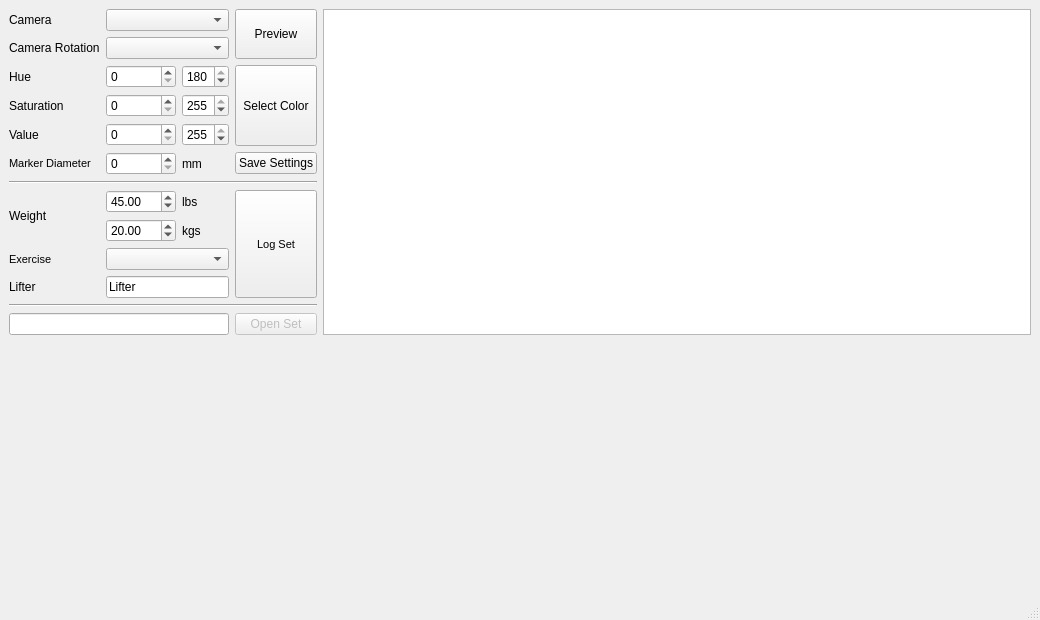
Old version of the form apps/barbellcvlog.ui in the repository tlancon/barbellcv.
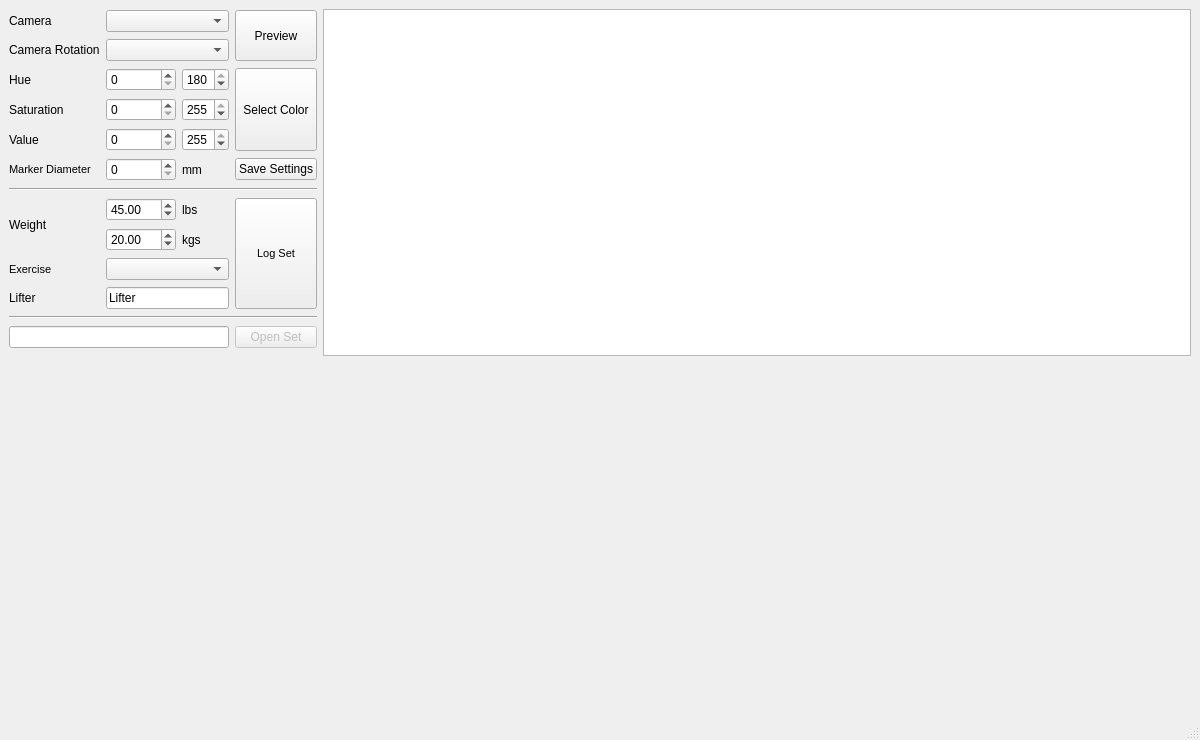
New version of the form. Custom widgets are drawn as their Qt base class.

Commit message: Added fail, false, and sub-movement dropdown to table #8 #7

Diff of the .ui file:
```diff
--- a/apps/barbellcvlog.ui
+++ b/apps/barbellcvlog.ui
@@ -6,14 +6,14 @@
    <rect>
     <x>0</x>
     <y>0</y>
-    <width>1040</width>
-    <height>620</height>
+    <width>1200</width>
+    <height>740</height>
    </rect>
   </property>
   <property name="minimumSize">
    <size>
-    <width>1040</width>
-    <height>620</height>
+    <width>1000</width>
+    <height>600</height>
    </size>
   </property>
   <property name="windowTitle">
@@ -26,16 +26,10 @@
    <enum>QTabWidget::Rounded</enum>
   </property>
   <widget class="QWidget" name="centralwidget">
-   <layout class="QGridLayout" name="gridLayout" rowstretch="0,0,0,0,1,1" columnstretch="0,0,1">
-    <item row="4" column="0" rowspan="2" colspan="2">
-     <widget class="PlotWidget" name="plotMotion" native="true"/>
-    </item>
+   <layout class="QGridLayout" name="gridLayout" rowstretch="0,1,0,0,0,1" columnstretch="0,0,1" rowminimumheight="0,0,0,0,0,1">
     <item row="1" column="2">
      <widget class="QTableWidget" name="tableSetStats"/>
     </item>
-    <item row="4" column="2" rowspan="2">
-     <widget class="PlotWidget" name="plotTimeline" native="true"/>
-    </item>
     <item row="1" column="0" colspan="2">
      <layout class="QGridLayout" name="layoutMarkerColor" columnstretch="1,0,0,0">
       <item row="5" column="0">
@@ -315,6 +309,12 @@
       </item>
      </layout>
     </item>
+    <item row="4" column="2" rowspan="2">
+     <widget class="PlotWidget" name="plotTimeline" native="true"/>
+    </item>
+    <item row="4" column="0" rowspan="2" colspan="2">
+     <widget class="PlotWidget" name="plotMotion" native="true"/>
+    </item>
    </layout>
   </widget>
   <widget class="QStatusBar" name="statusbar"/>
```
Left out of the diff: 2 changed lines with no effect on the pictures. The commit also changes 2 other files.
